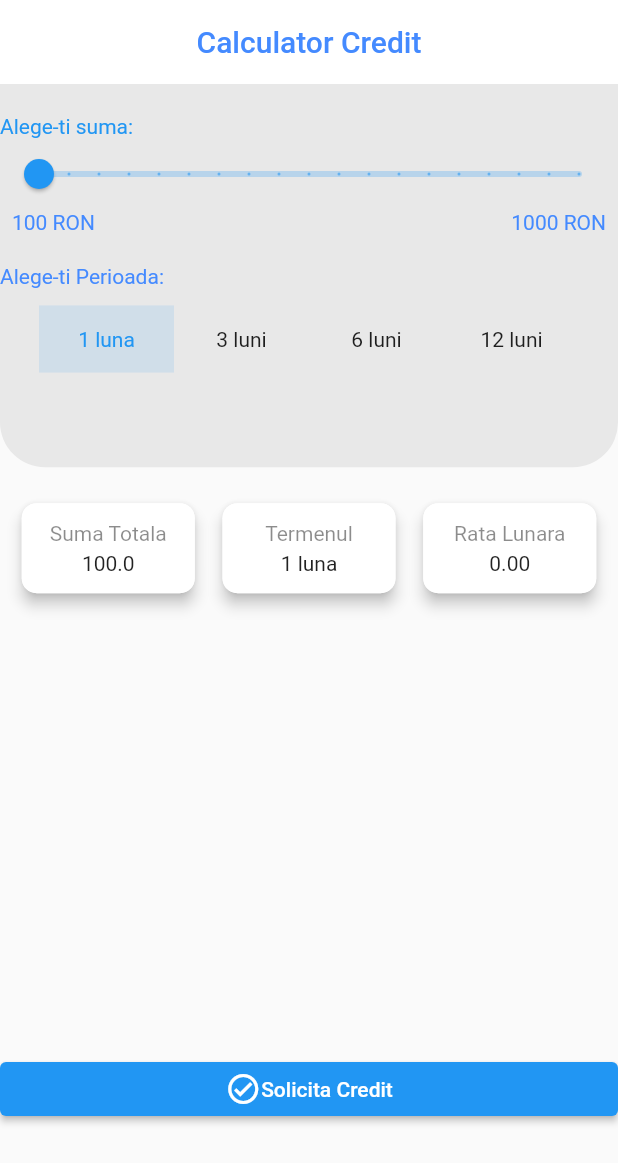
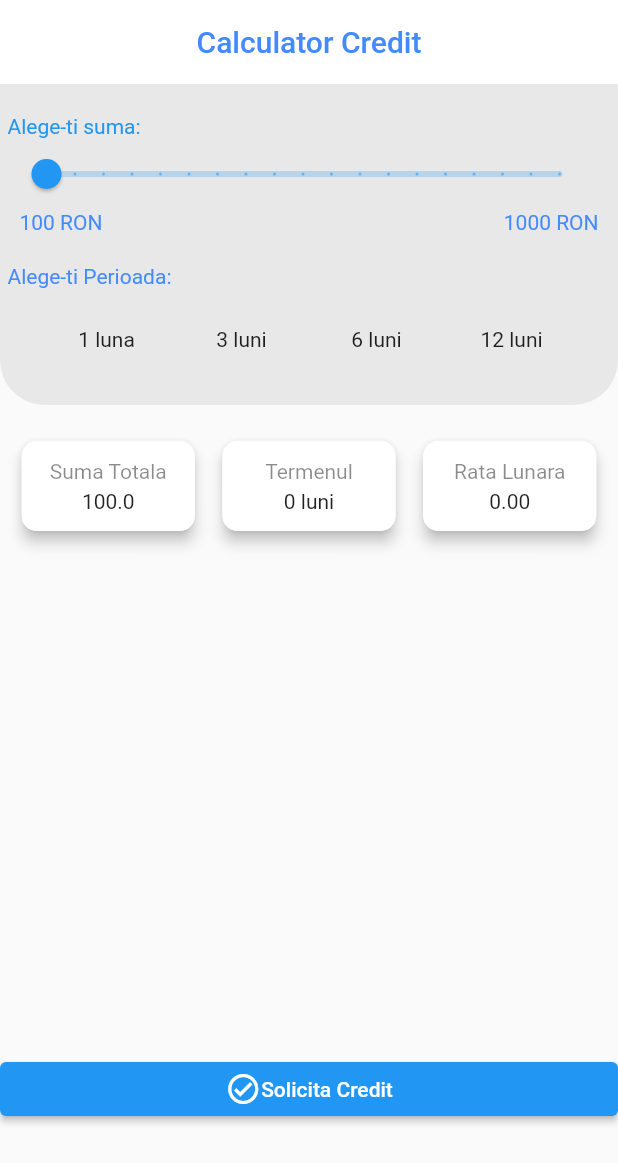
Before and after one commit to CristeaIon/evonomix_test, a Flutter app: the screen it shows after launch, on a phone screen of 412 x 824 dp. Shown: the top 1163 px of the screen. Run offline on Flutter 3.47's test engine with Material 2 defaults, Android fonts, the light colour scheme and no system bars; our stand-ins replace image_picker.

Commit message:
fix period

```diff
--- a/lib/pages/calculator_screen.dart
+++ b/lib/pages/calculator_screen.dart
@@ -15,6 +15,7 @@ class CreditCalculatorScreen extends StatelessWidget {
     final size = MediaQuery.of(context).size;
     final orientation = MediaQuery.of(context).orientation;
     final provider = Provider.of<CreditCalculator>(context);
+    orientation == Orientation.landscape?SystemChrome.setEnabledSystemUIMode(SystemUiMode.leanBack):null;
     return Scaffold(
       appBar: AppBar(
         backgroundColor: Colors.white,
@@ -33,9 +34,11 @@ class CreditCalculatorScreen extends StatelessWidget {
           child: Column(
             children: [
               Container(
-                height: orientation == Orientation.portrait
+                width: size.width,
+                padding:const EdgeInsets.only(bottom: 20,left:5,right: 5),
+                /* height: orientation == Orientation.portrait
                     ? size.height * .31
-                    : size.width * .31,
+                    : size.width * .31, */
                 decoration: BoxDecoration(
                     color: Colors.grey.withOpacity(.2),
                     borderRadius: const BorderRadius.only(
@@ -48,7 +51,9 @@ class CreditCalculatorScreen extends StatelessWidget {
                         alignment: Alignment.centerLeft,
                         child: Text('Alege-ti suma:',
                             style: TextStyle(color: Colors.blue))),
-                    Slider(
+                    Padding(
+                      padding: const EdgeInsets.only(right:8.0),
+                      child: Slider(
                           label: provider.credit.toString(),
                           value: provider.credit,
                           divisions: 18,
@@ -59,6 +64,7 @@ class CreditCalculatorScreen extends StatelessWidget {
                             provider.getMonthInterest();
                             provider.getTotalSum();
                           }),
+                    ),
                     Padding(
                       padding: const EdgeInsets.only(left: 8.0, right: 8),
                       child: Row(
--- a/lib/providers/credit_calculator_provider.dart
+++ b/lib/providers/credit_calculator_provider.dart
@@ -1,7 +1,7 @@
 import 'package:flutter/material.dart';
 
 class CreditCalculator extends ChangeNotifier {
-  final List<bool> _termsValue = [true, false, false, false];
+  final List<bool> _termsValue = [false, false, false, false];
   final List<String> _buttonList = ['1 luna', '3 luni', '6 luni', '12 luni'];
   double _credit = 100;
   set credit(double value) {
@@ -11,7 +11,7 @@ class CreditCalculator extends ChangeNotifier {
 
   double get credit => _credit;
 
-  String _period = '1 luna';
+  String _period = '0 luni';
   set period(String value) {
     _period = value;
     notifyListeners();
```
Lines whose indentation alone changed are shown as unchanged.
